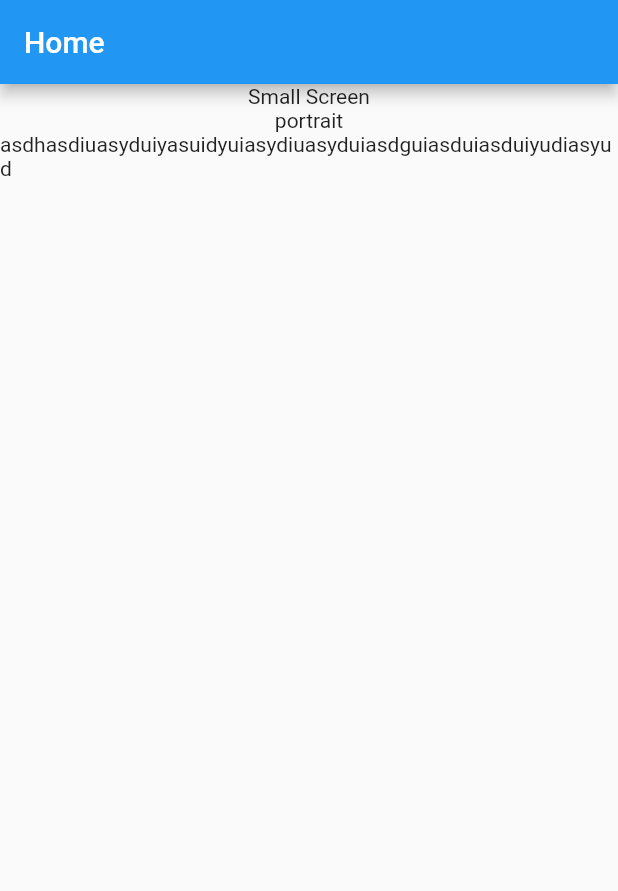
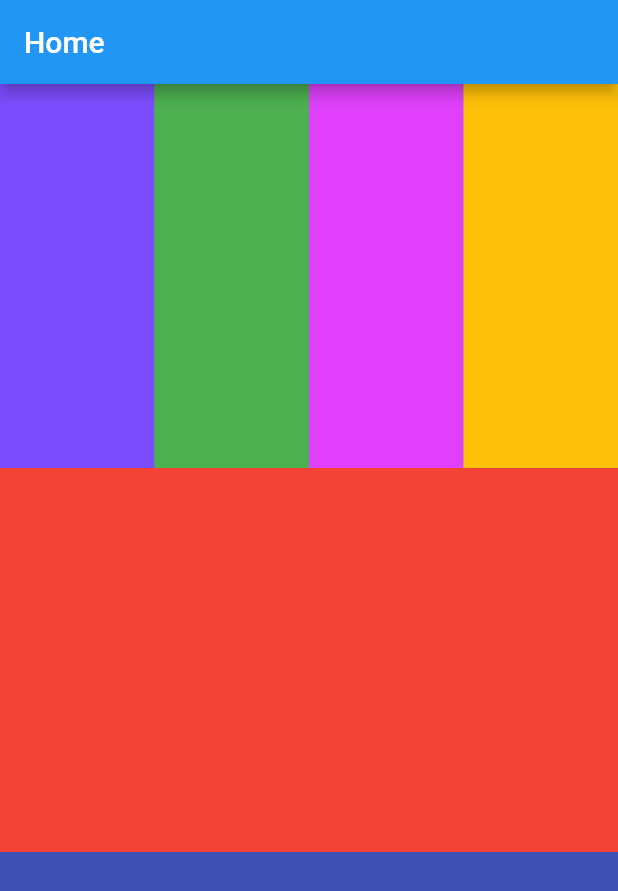
Before and after one commit to ShakibulDeveloper/flutter-practise-code, a Flutter app: the screen it shows after launch, on a phone screen of 412 x 824 dp. Shown: the top 891 px of the screen. Run offline on Flutter 3.47's test engine with Material 2 defaults, Android fonts, the light colour scheme and no system bars.

Commit message:
responsive2|aspectRatio,FractionalSizedBox,Flexible, Expended

```diff
--- a/lib/home_screen.dart
+++ /dev/null
@@ -1,58 +0,0 @@
-import 'dart:ui';
-
-import 'package:flutter/material.dart';
-
-class HomeScreen extends StatelessWidget{
-  @override
-  Widget build(BuildContext context) {
-    // Size size = MediaQuery.sizeOf(context);
-    // print(size.width);
-    // print(size.height);
-    // print(size.aspectRatio);
-    // print(size.flipped);
-    //
-    // Orientation orientation  = MediaQuery.orientationOf(context);
-    // print(orientation.name);
-    //
-    // List<DisplayFeature> display = MediaQuery.displayFeaturesOf(context);
-    // print(display);
-    //
-    // double pixel = MediaQuery.devicePixelRatioOf(context);
-    // print(pixel);
-    //
-    // var screenMode = MediaQuery.platformBrightnessOf(context);
-    // print(screenMode.name);
-
-    return Scaffold(
-      appBar: AppBar(
-        title: Text("Home"),
-      ),
-      body: Column(
-        children: [
-
-          // we can also use layoutBuilder & OrientationBuilder that will work same as like MediaQuery.
-          LayoutBuilder(builder: (context, constraints){
-            if(constraints.maxWidth > 600){
-              return Text("Big Screen", style: TextStyle(fontSize: 38, fontWeight: FontWeight.bold),);
-            }else{
-              return Text("Small Screen");
-            }
-          }),
-
-          OrientationBuilder(builder: (context, constraints){
-            return Text(constraints.name);
-          }),
-
-          //wrap
-          Wrap(
-            children: [
-              Text("asdhasdiuasyduiyasuidyuiasydiuasyduiasdguiasduiasduiyudiasyud"),
-            ],
-          ),
-          // Text("asdhasdiuasyduiyasuidyuiasydiuasyduiasdguiasduiasduiyudiasyud"),
-        ],
-      ),
-    );
-  }
-
-}
--- a/lib/main.dart
+++ b/lib/main.dart
@@ -1,5 +1,4 @@
 import 'package:flutter/material.dart';
-import 'package:practise_app_one/home_screen.dart';
 
 void main(){
   runApp(MyApp());
@@ -17,3 +16,86 @@ class MyApp extends StatelessWidget{
   }
 
 }
+
+class HomeScreen extends StatelessWidget{
+  const HomeScreen({super.key});
+
+  @override
+  Widget build(BuildContext context) {
+    return Scaffold(
+      appBar: AppBar(
+        title: Text("Home"),
+      ),
+      // body: Container(
+      //   width: double.infinity,
+      //   height: 100,
+      //   decoration: BoxDecoration(
+      //     color: Colors.green,
+      //   ),
+      //   child: Center(
+      //       child: FittedBox(
+      //         child: Text("assdgasdasdasdasdasdasdasdsadasdasdasdasdasdasdasd"),
+      //       ),
+      //   ),
+      // ),
+
+      //===== set height width using ratio======
+      // body: AspectRatio(
+      //   aspectRatio: 16/4, // width x height
+      //   child: Container(
+      //     decoration: BoxDecoration(
+      //       color: Colors.red,
+      //     ),
+      //   ),
+      // ),
+
+      //======set height width using percentage=====
+      // body: FractionallySizedBox(
+      //   widthFactor: 1, //100%
+      //   heightFactor: 0.5, //50%
+      //   child: Container(
+      //     decoration: BoxDecoration(
+      //       color: Colors.indigo,
+      //     ),
+      //   ),
+      // ),
+
+      body: Column(
+        children: [
+          Expanded(
+              child: Container(
+                decoration: BoxDecoration(color: Colors.green),
+                child: Row(
+                  children: [
+                    Expanded(
+                      child: Container(decoration: BoxDecoration(color: Colors.deepPurpleAccent),),
+                    ),
+                    Expanded(
+                      child: Container(decoration: BoxDecoration(color: Colors.green),),
+                    ),
+                    Expanded(
+                      child: Container(decoration: BoxDecoration(color: Colors.purpleAccent),),
+                    ),
+                    Expanded(
+                      child: Container(decoration: BoxDecoration(color: Colors.amber),),
+                    ),
+                  ],
+                ),
+              ),
+          ),
+          Expanded(
+            child: Container(
+              decoration: BoxDecoration(color: Colors.red),
+            ),
+          ),
+          Expanded(
+            child: Container(
+              decoration: BoxDecoration(color: Colors.indigo),
+            ),
+          ),
+        ],
+      ),
+    );
+  }
+
+}
```
